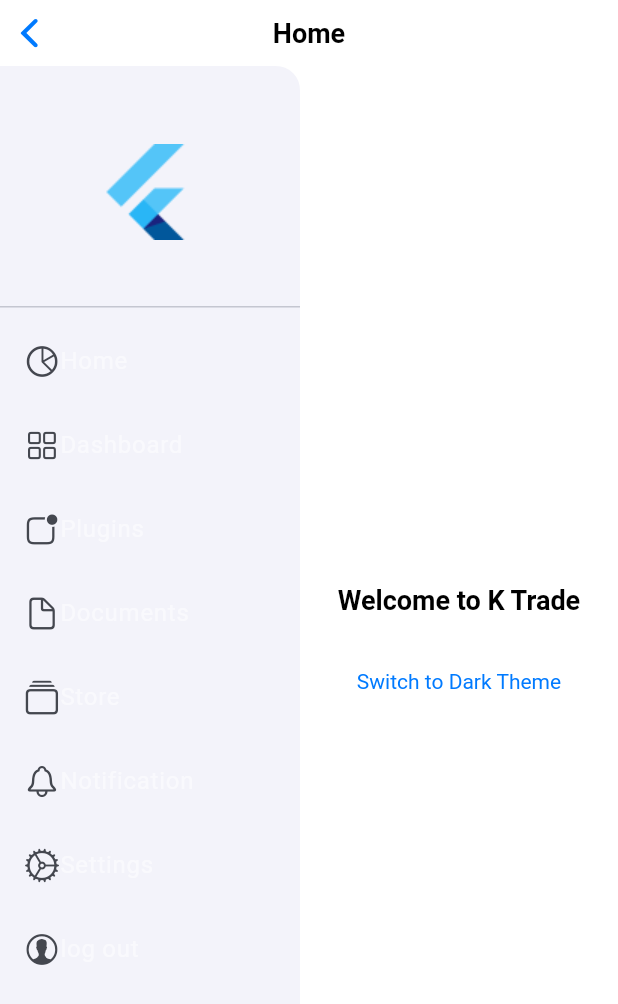
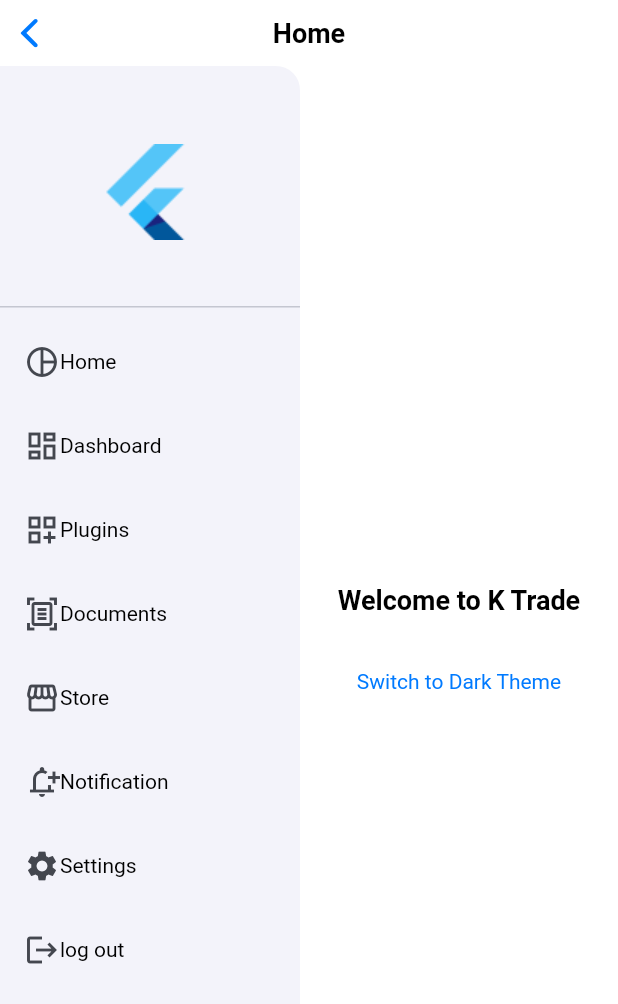
Before and after one commit to abdorah/chaoffice, a Flutter app: the HomeScreen screen opened by its route, on a phone screen of 412 x 824 dp. Shown: the top 1004 px of the screen. Run offline on Flutter 3.47's test engine with Material 3 defaults, Android fonts, the phone set to English and light mode, and no system bars; our stand-ins replace shared_preferences, sqflite, sqflite_common_ffi; accounts and stored records are empty.

Commit message:
Fix theme issue
> Keep cupertino design system
> User material design system for icons
> User both design systems depending on the case

```diff
--- a/lib/src/core/themes.dart
+++ b/lib/src/core/themes.dart
@@ -1,6 +1,7 @@
 // lib/core/themes.dart
 
 import 'package:flutter/cupertino.dart';
+import 'package:flutter/material.dart';
 
 class AppThemes {
   static const Color _primaryColor = CupertinoColors.systemBlue;
@@ -44,4 +45,8 @@
   static CupertinoThemeData getTheme(Brightness brightness) {
     return brightness == Brightness.light ? lightTheme : darkTheme;
   }
+
+  static TextStyle getTextStyle(context) {
+    return getTheme(Theme.of(context).brightness).textTheme.textStyle;
+  }
 }
--- a/lib/src/screens/sidebar_menu.dart
+++ b/lib/src/screens/sidebar_menu.dart
@@ -1,5 +1,6 @@
 // lib/src/screens/sidebar_menu.dart
 
+import 'package:chaoffice/src/core/themes.dart';
 import 'package:flutter/cupertino.dart';
 import 'package:flutter/material.dart';
 
@@ -22,42 +23,42 @@
           ),
           const DrawerListTile(
             title: 'Home',
-            icon: CupertinoIcons.chart_pie,
+            icon: Icons.pie_chart_outline,
             route: 'Home',
           ),
           const DrawerListTile(
             title: 'Dashboard',
-            icon: CupertinoIcons.square_grid_2x2,
+            icon: Icons.dashboard_outlined,
             route: 'Dashboard',
           ),
           const DrawerListTile(
             title: 'Plugins',
-            icon: CupertinoIcons.app_badge,
+            icon: Icons.dashboard_customize_outlined,
             route: 'Plugins',
           ),
           const DrawerListTile(
             title: 'Documents',
-            icon: CupertinoIcons.doc,
+            icon: Icons.document_scanner_outlined,
             route: 'logout',
           ),
           const DrawerListTile(
             title: 'Store',
-            icon: CupertinoIcons.collections,
+            icon: Icons.storefront_outlined,
             route: 'logout',
           ),
           const DrawerListTile(
             title: 'Notification',
-            icon: CupertinoIcons.bell,
+            icon: Icons.notification_add_outlined,
             route: 'logout',
           ),
           const DrawerListTile(
             title: 'Settings',
-            icon: CupertinoIcons.settings,
+            icon: Icons.settings,
             route: 'logout',
           ),
           const DrawerListTile(
             title: 'log out',
-            icon: CupertinoIcons.person_alt_circle,
+            icon: Icons.logout,
             route: 'logout',
           ),
         ],
@@ -89,10 +90,7 @@
       },
       horizontalTitleGap: 0.0,
       leading: Icon(icon),
-      title: Text(
-        title,
-        style: const TextStyle(color: Colors.white54),
-      ),
+      title: Text(title, style: AppThemes.getTextStyle(context)),
     );
   }
 }
```
